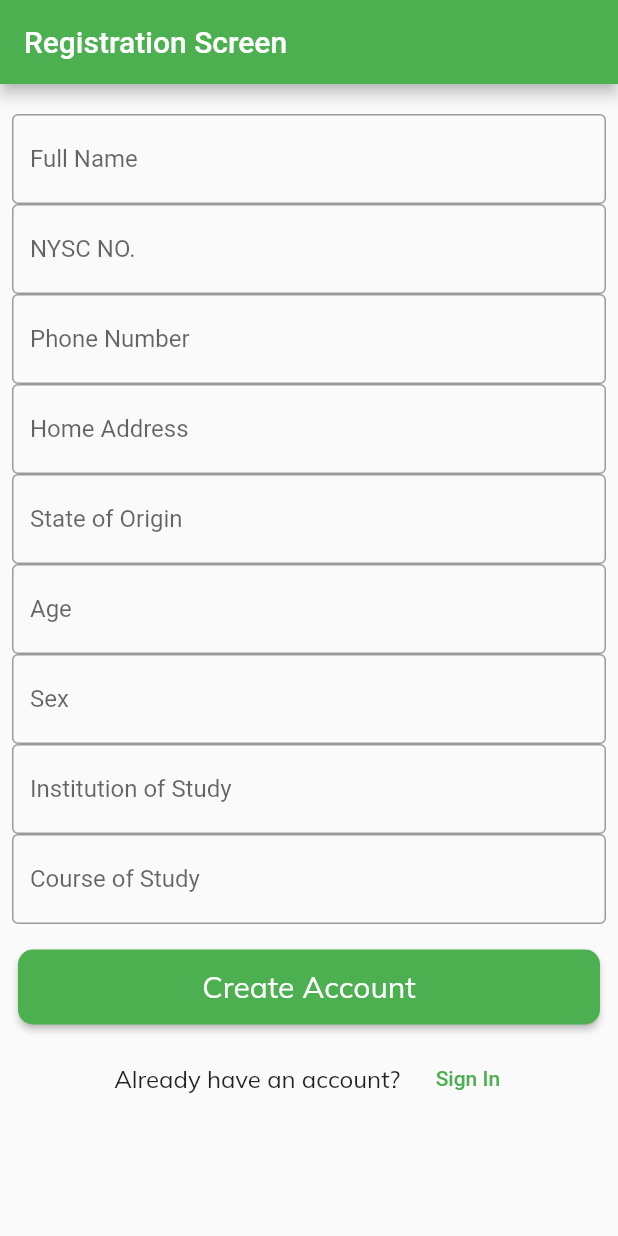
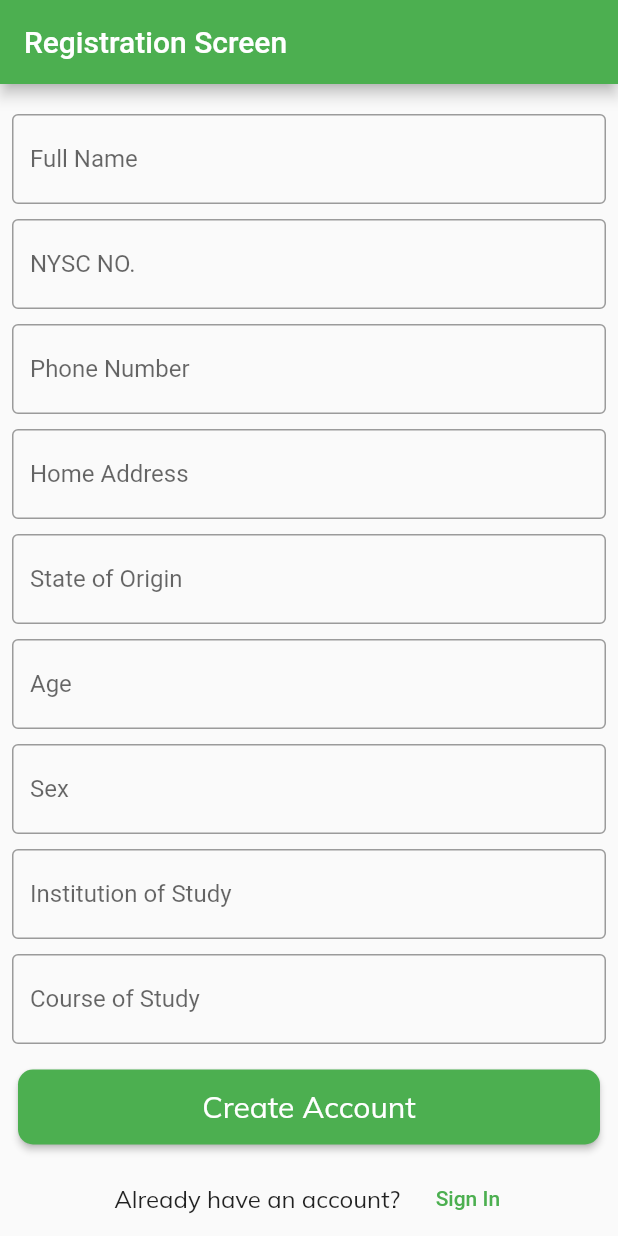
Before and after one commit to vikilinho/lsgnysc, a Flutter app: the RegistrationScreen screen opened directly, on a phone screen of 412 x 824 dp. Run offline on Flutter 3.47's test engine with Material 2 defaults, Android fonts, the phone set to English and light mode, and no system bars; our stand-ins replace google_fonts.

Commit message:
first commit

```diff
--- a/lib/pages/login_screen.dart
+++ b/lib/pages/login_screen.dart
@@ -18,6 +18,7 @@ class _LoginScreenState extends State<LoginScreen> {
         title: Text('Login Page'),
       ),
       body: Center(
+        child: SingleChildScrollView(
           child: Column(
             children: [
               SizedBox(
@@ -149,6 +150,7 @@ class _LoginScreenState extends State<LoginScreen> {
             ],
           ),
         ),
+      ),
     );
   }
 }
--- a/lib/pages/registrationScreen.dart
+++ b/lib/pages/registrationScreen.dart
@@ -41,6 +41,9 @@ class _RegistrationScreenState extends State<RegistrationScreen> {
                     labelText: "Full Name",
                   )),
                 ),
+                SizedBox(
+                  height: 10,
+                ),
                 Padding(
                   padding: const EdgeInsets.only(left: 8, right: 8),
                   child: TextFormField(
@@ -50,6 +53,9 @@ class _RegistrationScreenState extends State<RegistrationScreen> {
                     hintStyle: GoogleFonts.mulish(),
                     labelText: "NYSC NO.",
                   )),
+                ),
+                SizedBox(
+                  height: 10,
                 ),
                 Padding(
                   padding: const EdgeInsets.only(left: 8, right: 8),
@@ -61,6 +67,9 @@ class _RegistrationScreenState extends State<RegistrationScreen> {
                     labelText: "Phone Number",
                   )),
                 ),
+                SizedBox(
+                  height: 10,
+                ),
                 Padding(
                   padding: const EdgeInsets.only(left: 8, right: 8),
                   child: TextFormField(
@@ -70,6 +79,9 @@ class _RegistrationScreenState extends State<RegistrationScreen> {
                     hintStyle: GoogleFonts.mulish(),
                     labelText: "Home Address",
                   )),
+                ),
+                SizedBox(
+                  height: 10,
                 ),
                 Padding(
                   padding: const EdgeInsets.only(left: 8, right: 8),
@@ -81,6 +93,9 @@ class _RegistrationScreenState extends State<RegistrationScreen> {
                     labelText: "State of Origin",
                   )),
                 ),
+                SizedBox(
+                  height: 10,
+                ),
                 Padding(
                   padding: const EdgeInsets.only(left: 8, right: 8),
                   child: TextFormField(
@@ -90,6 +105,9 @@ class _RegistrationScreenState extends State<RegistrationScreen> {
                     hintStyle: GoogleFonts.mulish(),
                     labelText: "Age",
                   )),
+                ),
+                SizedBox(
+                  height: 10,
                 ),
                 Padding(
                   padding: const EdgeInsets.only(left: 8, right: 8),
@@ -101,6 +119,9 @@ class _RegistrationScreenState extends State<RegistrationScreen> {
                     labelText: "Sex",
                   )),
                 ),
+                SizedBox(
+                  height: 10,
+                ),
                 Padding(
                   padding: const EdgeInsets.only(left: 8, right: 8),
                   child: TextFormField(
@@ -110,6 +131,9 @@ class _RegistrationScreenState extends State<RegistrationScreen> {
                     hintStyle: GoogleFonts.mulish(),
                     labelText: "Institution of Study",
                   )),
+                ),
+                SizedBox(
+                  height: 10,
                 ),
                 Padding(
                   padding: const EdgeInsets.only(left: 8, right: 8),
```
Also changed, not shown: lib/pages/profile_screen.dart (+36 -36 lines), lib/pages/loginScreen.dart (deleted). Lines whose indentation alone changed are shown as unchanged.
